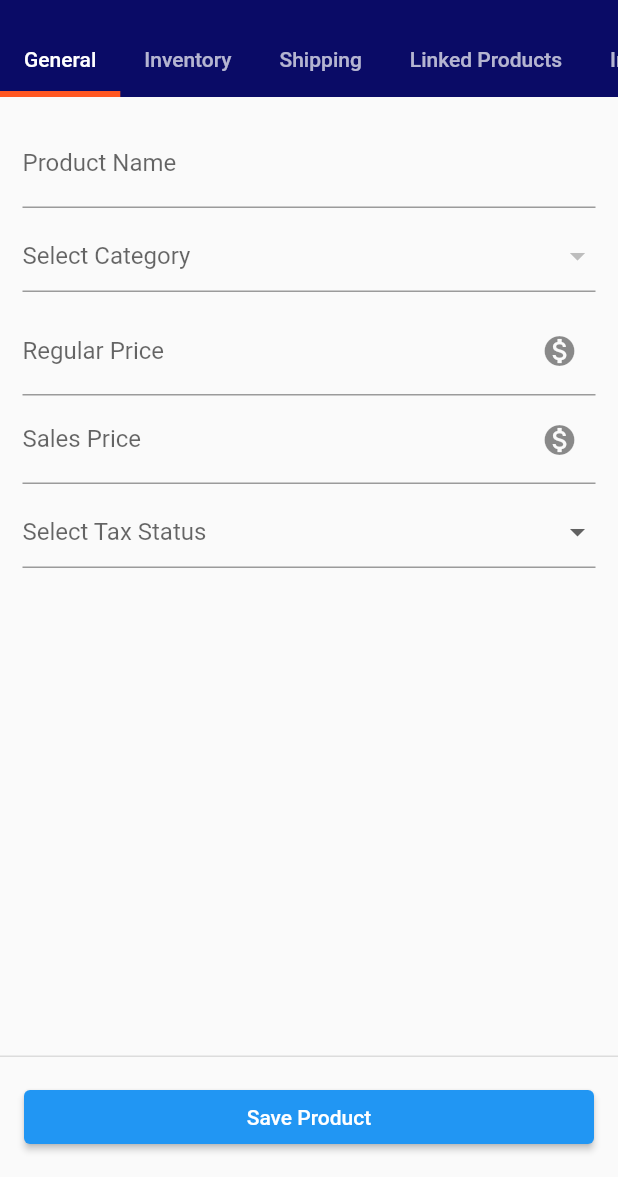
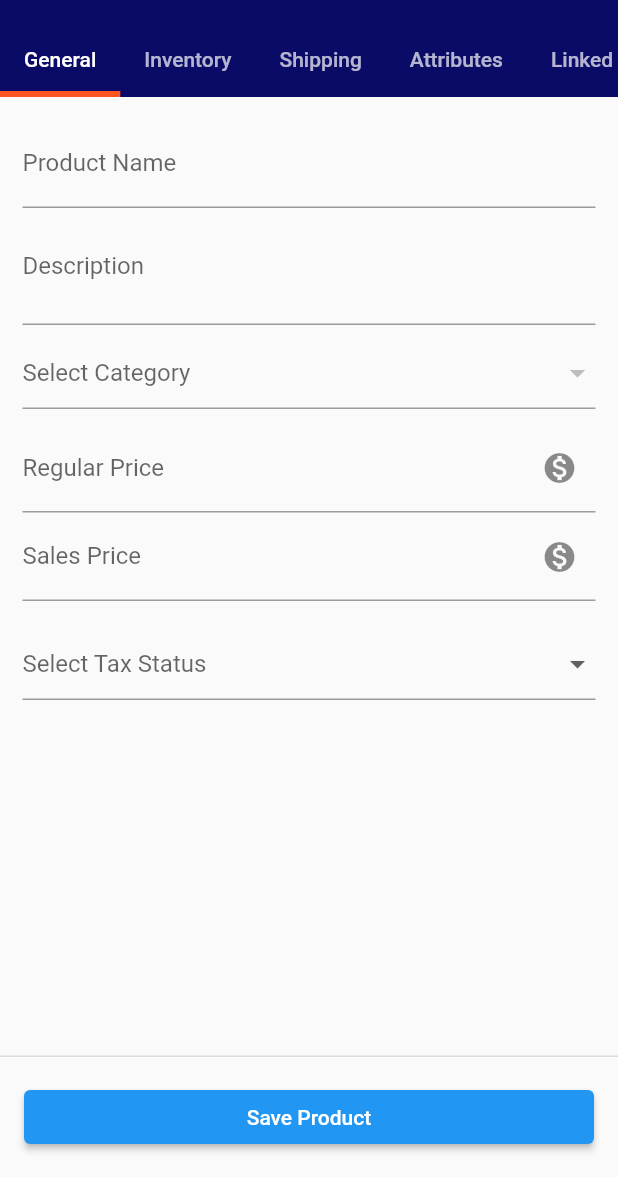
Before and after one commit to kvu-kuruppu/shop_app_vendor, a Flutter app: the AddProductScreen screen opened by its route, on a phone screen of 412 x 824 dp, the part 59-1236 px from its top. Run offline on Flutter 3.47's test engine with Material 2 defaults, Android fonts, the phone set to English and light mode, and no system bars; our stand-ins replace cached_network_image, cloud_firestore, csc_picker, email_validator, firebase_auth, firebase_core and 3 more; missing offline and left inert: flutterfire_ui; accounts and stored records are empty; network calls fail; statements that could not run were skipped.

Commit message:
sixth commit

```diff
--- a/lib/provider/product_provider.dart
+++ b/lib/provider/product_provider.dart
@@ -12,6 +12,17 @@ class ProductProvider with ChangeNotifier {
     String? category,
     String? mainCategory,
     String? subCategory,
+    String? description,
+    DateTime? scheduleDate,
+    String? sku,
+    bool? manageInventory,
+    int? stockOnHand,
+    int? reorderLevel,
+    bool? shippingChargeStatus,
+    int? shippingCharge,
+    String? brand,
+    List? sizeList,
+    String? remarks,
   }) {
     if (productName != null) {
       productData!['productName'] = productName;
@@ -45,6 +56,50 @@ class ProductProvider with ChangeNotifier {
       productData!['subCategory'] = subCategory;
     }
 
+    if (description != null) {
+      productData!['description'] = description;
+    }
+
+    if (scheduleDate != null) {
+      productData!['scheduleDate'] = scheduleDate;
+    }
+
+    if (sku != null) {
+      productData!['sku'] = sku;
+    }
+
+    if (manageInventory != null) {
+      productData!['manageInventory'] = manageInventory;
+    }
+
+    if (stockOnHand != null) {
+      productData!['stockOnHand'] = stockOnHand;
+    }
+
+    if (reorderLevel != null) {
+      productData!['reorderLevel'] = reorderLevel;
+    }
+
+    if (shippingChargeStatus != null) {
+      productData!['shippingChargeStatus'] = shippingChargeStatus;
+    }
+
+    if (shippingCharge != null) {
+      productData!['shippingCharge'] = shippingCharge;
+    }
+
+    if (brand != null) {
+      productData!['brand'] = brand;
+    }
+
+    if (sizeList != null) {
+      productData!['sizeList'] = sizeList;
+    }
+
+    if (remarks != null) {
+      productData!['remarks'] = remarks;
+    }
+
     notifyListeners();
   }
 }
--- a/lib/screens/add_products_screen.dart
+++ b/lib/screens/add_products_screen.dart
@@ -1,7 +1,10 @@
 import 'package:flutter/material.dart';
 import 'package:provider/provider.dart';
 import 'package:shop_app_vendor/provider/product_provider.dart';
+import 'package:shop_app_vendor/widgets/add_products/attribute_tab.dart';
 import 'package:shop_app_vendor/widgets/add_products/general_tab.dart';
+import 'package:shop_app_vendor/widgets/add_products/inventory_tab.dart';
+import 'package:shop_app_vendor/widgets/add_products/shipping_tab.dart';
 import 'package:shop_app_vendor/widgets/customer_drawer.dart';
 
 class AddProductScreen extends StatelessWidget {
@@ -10,9 +13,10 @@ class AddProductScreen extends StatelessWidget {
   @override
   Widget build(BuildContext context) {
     final _productData = Provider.of<ProductProvider>(context);
+    final _formkey = GlobalKey<FormState>();
 
     return DefaultTabController(
-      length: 5,
+      length: 6,
       initialIndex: 0,
       child: Scaffold(
         appBar: AppBar(
@@ -28,30 +32,23 @@ class AddProductScreen extends StatelessWidget {
               ),
             ),
             tabs: [
-              Tab(
-                child: Text('General'),
-              ),
-              Tab(
-                child: Text('Inventory'),
-              ),
-              Tab(
-                child: Text('Shipping'),
-              ),
-              Tab(
-                child: Text('Linked Products'),
-              ),
-              Tab(
-                child: Text('Images'),
-              ),
+              Tab(child: Text('General')),
+              Tab(child: Text('Inventory')),
+              Tab(child: Text('Shipping')),
+              Tab(child: Text('Attributes')),
+              Tab(child: Text('Linked Products')),
+              Tab(child: Text('Images')),
             ],
           ),
         ),
         drawer: const CustomDrawer(),
         body: const TabBarView(
           children: [
+            // Form(key: _formkey, child: const GeneralTab()),
             GeneralTab(),
-            Center(child: Text('Inventory')),
-            Center(child: Text('Shipping')),
+            InventoryTab(),
+            ShippingTab(),
+            AttributeTab(),
             Center(child: Text('Linked Products')),
             Center(child: Text('Images')),
           ],
@@ -65,6 +62,7 @@ class AddProductScreen extends StatelessWidget {
                   child: ElevatedButton(
                     onPressed: () {
                       print(_productData.productData);
+                      // if (_formkey.currentState!.validate()) {}
                     },
                     child: const Text('Save Product'),
                   ),
--- /dev/null
+++ b/lib/widgets/add_products/form_field_input.dart
@@ -0,0 +1,39 @@
+import 'package:flutter/material.dart';
+
+class FormFieldInput extends StatelessWidget {
+  final String? label;
+  final TextInputType? inputType;
+  final void Function(String)? onChanged;
+  final IconData? suffixIcon;
+  final int? minLines;
+  final int? maxLines;
+
+  const FormFieldInput({
+    Key? key,
+    this.label,
+    this.inputType,
+    this.onChanged,
+    this.suffixIcon,
+    this.minLines,
+    this.maxLines,
+  }) : super(key: key);
+
+  @override
+  Widget build(BuildContext context) {
+    return TextFormField(
+      keyboardType: inputType,
+      decoration: InputDecoration(
+        label: Text(label!),
+        suffixIcon: Icon(suffixIcon),
+      ),
+      validator: (value) {
+        if (value!.isEmpty) {
+          return '$label is required';
+        }
+      },
+      onChanged: onChanged,
+      minLines: minLines,
+      maxLines: maxLines,
+    );
+  }
+}
--- a/lib/widgets/add_products/general_tab.dart
+++ b/lib/widgets/add_products/general_tab.dart
@@ -3,6 +3,8 @@ import 'package:flutter/material.dart';
 import 'package:provider/provider.dart';
 import 'package:shop_app_vendor/provider/product_provider.dart';
 import 'package:shop_app_vendor/services/firebase_services.dart';
+import 'package:intl/intl.dart';
+import 'package:shop_app_vendor/widgets/add_products/form_field_input.dart';
 
 class GeneralTab extends StatefulWidget {
   const GeneralTab({Key? key}) : super(key: key);
@@ -18,31 +20,10 @@ class _GeneralTabState extends State<GeneralTab>
 
   final FirebaseService _service = FirebaseService();
   List<String> categoriesList = [];
-  final _formkey = GlobalKey<FormState>();
   String? _selectedCategory;
   String? _taxStatus;
   String? _taxPercentage;
-
-  Widget _formField({
-    String? label,
-    TextInputType? inputType,
-    void Function(String)? onChanged,
-    IconData? suffixIcon,
-  }) {
-    return TextFormField(
-      keyboardType: inputType,
-      decoration: InputDecoration(
-        label: Text(label!),
-        suffixIcon: Icon(suffixIcon),
-      ),
-      validator: (value) {
-        if (value!.isEmpty) {
-          return '$label is required';
-        }
-      },
-      onChanged: onChanged,
-    );
-  }
+  bool _salesPrice = false;
 
   Widget _categoryDrop(ProductProvider provider) {
     return DropdownButtonFormField<String>(
@@ -85,7 +66,11 @@ class _GeneralTabState extends State<GeneralTab>
           provider.getFormData(taxStatus: value);
         });
       },
-      validator: (value) => 'Tax Status is required',
+      validator: (value) {
+        if (value == null) {
+          return 'Tax Status is required';
+        }
+      },
     );
   }
 
@@ -107,7 +92,11 @@ class _GeneralTabState extends State<GeneralTab>
               taxPercentage: _taxPercentage == 'GST-10%' ? 10 : 12);
         });
       },
-      validator: (value) => 'Tax Percentage is required',
+      validator: (value) {
+        if (value == null) {
+          return 'Tax Percentage is required';
+        }
+      },
     );
   }
 
@@ -129,19 +118,30 @@ class _GeneralTabState extends State<GeneralTab>
 
   @override
   Widget build(BuildContext context) {
+    super.build(context);
+
     return Consumer<ProductProvider>(
       builder: (context, provider, child) {
-        return Form(
-          key: _formkey,
-          child: ListView(
+        return ListView(
           padding: const EdgeInsets.all(15.0),
           children: [
             // Product Name
-              _formField(
+            FormFieldInput(
               label: 'Product Name',
               onChanged: (value) {
                 provider.getFormData(productName: value);
               },
+              maxLines: 1,
+            ),
+            // Description
+            FormFieldInput(
+              label: 'Description',
+              inputType: TextInputType.multiline,
+              onChanged: (value) {
+                provider.getFormData(description: value);
+              },
+              minLines: 2,
+              maxLines: 10,
             ),
             // Category
             Padding(
@@ -179,8 +179,7 @@ class _GeneralTabState extends State<GeneralTab>
                               fontSize: 16,
                             ),
                           ),
-                            const Icon(Icons.arrow_drop_down,
-                                color: Colors.grey),
+                          const Icon(Icons.arrow_drop_down, color: Colors.grey),
                         ],
                       ),
                       const Divider(color: Colors.black),
@@ -220,8 +219,7 @@ class _GeneralTabState extends State<GeneralTab>
                               fontSize: 16,
                             ),
                           ),
-                            const Icon(Icons.arrow_drop_down,
-                                color: Colors.grey),
+                          const Icon(Icons.arrow_drop_down, color: Colors.grey),
                         ],
                       ),
                       const Divider(color: Colors.black),
@@ -230,7 +228,7 @@ class _GeneralTabState extends State<GeneralTab>
                 ),
               ),
             // Regular Price
-              _formField(
+            FormFieldInput(
               label: 'Regular Price',
               suffixIcon: Icons.monetization_on,
               inputType: TextInputType.number,
@@ -239,13 +237,45 @@ class _GeneralTabState extends State<GeneralTab>
               },
             ),
             // Sales Price
-              _formField(
+            FormFieldInput(
               label: 'Sales Price',
               suffixIcon: Icons.monetization_on,
               inputType: TextInputType.number,
               onChanged: (value) {
+                setState(() {
                   provider.getFormData(salesPrice: int.parse(value));
+                  _salesPrice = true;
+                });
               },
+            ),
+            const SizedBox(height: 10),
+            // Schedule
+            if (_salesPrice)
+              Row(
+                mainAxisAlignment: MainAxisAlignment.spaceBetween,
+                children: [
+                  InkWell(
+                    onTap: () {
+                      showDatePicker(
+                        context: context,
+                        initialDate: DateTime.now(),
+                        firstDate: DateTime.now(),
+                        lastDate: DateTime(2999),
+                      ).then((value) {
+                        setState(() {
+                          provider.getFormData(scheduleDate: value);
+                        });
+                      });
+                    },
+                    child: const Text(
+                      'Schedule',
+                      style: TextStyle(color: Colors.blue),
+                    ),
+                  ),
+                  if (provider.productData!['scheduleDate'] != null)
+                    Text(DateFormat.yMd()
+                        .format(provider.productData!['scheduleDate']))
+                ],
               ),
             // Tax Status
             Padding(
@@ -259,7 +289,6 @@ class _GeneralTabState extends State<GeneralTab>
                 child: _taxPercentageDrop(provider),
               ),
           ],
-          ),
         );
       },
     );
@@ -278,11 +307,11 @@ class MainCategoryList extends StatelessWidget {
 
   @override
   Widget build(BuildContext context) {
-    final FirebaseService _service = FirebaseService();
+    final FirebaseService service = FirebaseService();
 
     return Dialog(
       child: FutureBuilder<QuerySnapshot>(
-        future: _service.mainCategory
+        future: service.mainCategory
             .where('category', isEqualTo: selectedCategory)
             .get(),
         builder: (context, snapshot) {
@@ -326,11 +355,11 @@ class SubCategoryList extends StatelessWidget {
 
   @override
   Widget build(BuildContext context) {
-    final FirebaseService _service = FirebaseService();
+    final FirebaseService service = FirebaseService();
 
     return Dialog(
       child: FutureBuilder<QuerySnapshot>(
-        future: _service.subCategory
+        future: service.subCategory
             .where('mainCategoryName', isEqualTo: selectedMainCategory)
             .get(),
         builder: (context, snapshot) {
--- a/pubspec.yaml
+++ b/pubspec.yaml
@@ -46,6 +46,7 @@ dependencies:
   email_validator: ^2.1.17
   cached_network_image: ^3.2.1
   provider:
+  intl:
 
 dev_dependencies:
   flutter_test:
```
Also changed, not shown: lib/screens/landing_screen.dart (+8 -5 lines), lib/widgets/add_products/attribute_tab.dart (added, +133 -0 lines), lib/widgets/add_products/inventory_tab.dart (added, +75 -0 lines), lib/widgets/add_products/shipping_tab.dart (added, +55 -0 lines), lib/widgets/customer_drawer.dart (+7 -1 lines), pubspec.lock. Lines whose indentation alone changed are shown as unchanged.
